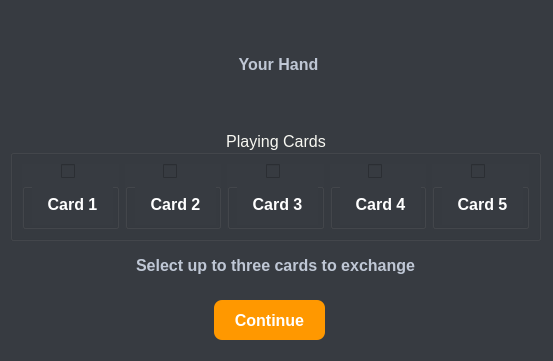
Before: the Qt Designer form view/drawhand.ui in jaydeelew/poker_game_gui, drawn with Qt 5.
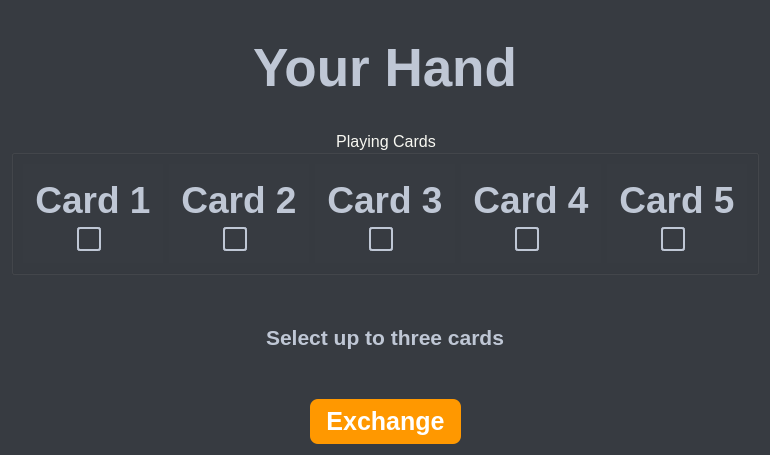
After: the same form once the commit is applied.

```diff
--- a/view/drawhand.ui
+++ b/view/drawhand.ui
@@ -6,19 +6,19 @@
    <rect>
     <x>0</x>
     <y>0</y>
-    <width>553</width>
-    <height>361</height>
+    <width>699</width>
+    <height>455</height>
    </rect>
   </property>
   <property name="windowTitle">
    <string>Dialog</string>
   </property>
   <property name="styleSheet">
-   <string notr="true">QDialog, QWidget {
+   <string notr="true">
+QDialog, QWidget {
     background-color: rgb(55, 59, 65);
     color: #f8f8f2;
     font-family: 'Segoe UI', 'Roboto', Arial, sans-serif;
-    font-size: 12pt;
 }
 QPushButton {
     background-color: #FF9800;
@@ -37,19 +37,70 @@
 }
 QLabel {
     color: #bfc7d5;
-    font-size: 12pt;
     font-weight: 500;
 }
+QCheckBox {
+    spacing: 8px;  /* Space between checkbox and text */
+}
+QCheckBox::indicator {
+    width: 20px;   /* Width of the checkbox */
+    height: 20px;  /* Height of the checkbox */
+}
+QCheckBox::indicator:unchecked {
+    border: 2px solid #bfc7d5;
+    background-color: transparent;
+    border-radius: 3px;
+}
+QCheckBox::indicator:checked {
+    border: 2px solid #FF9800;
+    background-color: #FF9800;
+    border-radius: 3px;
+}
+QCheckBox::indicator:checked::after {
+    content: &quot;✓&quot;;
+    color: white;
+    font-weight: bold;
+    font-size: 14px;
+}
+/* Add this new section for groupBoxes 1-5 */
+QGroupBox#groupBox_1,
+QGroupBox#groupBox_2,
+QGroupBox#groupBox_3,
+QGroupBox#groupBox_4,
+QGroupBox#groupBox_5 {
+    border: none;
+    margin: 0px;
+    padding: 0px;
+}
 </string>
   </property>
-  <widget class="QGroupBox" name="groupBox">
-   <property name="geometry">
-    <rect>
-     <x>10</x>
-     <y>130</y>
-     <width>531</width>
-     <height>111</height>
-    </rect>
+  <layout class="QVBoxLayout" name="verticalLayout_2">
+   <item>
+    <layout class="QVBoxLayout" name="verticalLayout">
+     <item>
+      <widget class="QLabel" name="labelHand">
+       <property name="font">
+        <font>
+         <family>Segoe UI</family>
+         <pointsize>40</pointsize>
+         <fontweight>Medium</fontweight>
+        </font>
+       </property>
+       <property name="text">
+        <string>Your Hand</string>
+       </property>
+       <property name="alignment">
+        <set>Qt::AlignmentFlag::AlignCenter</set>
+       </property>
+      </widget>
+     </item>
+     <item>
+      <widget class="QGroupBox" name="groupBoxPlayingCards">
+       <property name="font">
+        <font>
+         <family>Segoe UI</family>
+         <pointsize>12</pointsize>
+        </font>
    </property>
    <property name="title">
     <string>Playing Cards</string>
@@ -60,46 +111,16 @@
    <layout class="QHBoxLayout" name="horizontalLayout">
     <item>
      <widget class="QGroupBox" name="groupBox_1">
-      <property name="styleSheet">
-       <string notr="true">QGroupBox:checked QLabel {
-    color: red;
-}
-
-QGroupBox:unchecked QLabel {
-    color: white;
-}</string>
-      </property>
-      <property name="title">
-       <string/>
-      </property>
-      <property name="alignment">
-       <set>Qt::AlignmentFlag::AlignBottom|Qt::AlignmentFlag::AlignHCenter</set>
-      </property>
-      <property name="flat">
-       <bool>false</bool>
-      </property>
-      <property name="checkable">
-       <bool>true</bool>
-      </property>
-      <property name="checked">
-       <bool>false</bool>
-      </property>
+          <layout class="QVBoxLayout" name="verticalLayout_3">
+           <item>
       <widget class="QLabel" name="labelCard_1">
        <property name="enabled">
         <bool>false</bool>
        </property>
-       <property name="geometry">
-        <rect>
-         <x>10</x>
-         <y>20</y>
-         <width>81</width>
-         <height>41</height>
-        </rect>
-       </property>
        <property name="font">
         <font>
          <family>Segoe UI</family>
-         <pointsize>12</pointsize>
+               <pointsize>28</pointsize>
          <fontweight>Medium</fontweight>
         </font>
        </property>
@@ -110,50 +131,68 @@
         <set>Qt::AlignmentFlag::AlignCenter</set>
        </property>
       </widget>
+           </item>
+           <item>
+            <layout class="QHBoxLayout" name="horizontalLayout_3">
+             <item>
+              <spacer name="horizontalSpacer_3">
+               <property name="orientation">
+                <enum>Qt::Orientation::Horizontal</enum>
+               </property>
+               <property name="sizeHint" stdset="0">
+                <size>
+                 <width>40</width>
+                 <height>20</height>
+                </size>
+               </property>
+              </spacer>
+             </item>
+             <item>
+              <widget class="QCheckBox" name="checkBox_1">
+               <property name="font">
+                <font>
+                 <family>Segoe UI</family>
+                 <pointsize>9</pointsize>
+                </font>
+               </property>
+               <property name="layoutDirection">
+                <enum>Qt::LayoutDirection::LeftToRight</enum>
+               </property>
+               <property name="text">
+                <string/>
+               </property>
+              </widget>
+             </item>
+             <item>
+              <spacer name="horizontalSpacer_4">
+               <property name="orientation">
+                <enum>Qt::Orientation::Horizontal</enum>
+               </property>
+               <property name="sizeHint" stdset="0">
+                <size>
+                 <width>40</width>
+                 <height>20</height>
+                </size>
+               </property>
+              </spacer>
+             </item>
+            </layout>
+           </item>
+          </layout>
      </widget>
     </item>
     <item>
      <widget class="QGroupBox" name="groupBox_2">
-      <property name="styleSheet">
-       <string notr="true">QGroupBox:checked QLabel {
-    color: red;
-}
-
-QGroupBox:unchecked QLabel {
-    color: white;
-}</string>
-      </property>
-      <property name="title">
-       <string/>
-      </property>
-      <property name="alignment">
-       <set>Qt::AlignmentFlag::AlignBottom|Qt::AlignmentFlag::AlignHCenter</set>
-      </property>
-      <property name="flat">
-       <bool>false</bool>
-      </property>
-      <property name="checkable">
-       <bool>true</bool>
-      </property>
-      <property name="checked">
-       <bool>false</bool>
-      </property>
+          <layout class="QVBoxLayout" name="verticalLayout_4">
+           <item>
       <widget class="QLabel" name="labelCard_2">
        <property name="enabled">
         <bool>false</bool>
        </property>
-       <property name="geometry">
-        <rect>
-         <x>10</x>
-         <y>20</y>
-         <width>81</width>
-         <height>41</height>
-        </rect>
-       </property>
        <property name="font">
         <font>
          <family>Segoe UI</family>
-         <pointsize>12</pointsize>
+               <pointsize>28</pointsize>
          <fontweight>Medium</fontweight>
         </font>
        </property>
@@ -164,50 +203,68 @@
         <set>Qt::AlignmentFlag::AlignCenter</set>
        </property>
       </widget>
+           </item>
+           <item>
+            <layout class="QHBoxLayout" name="horizontalLayout_4">
+             <item>
+              <spacer name="horizontalSpacer_5">
+               <property name="orientation">
+                <enum>Qt::Orientation::Horizontal</enum>
+               </property>
+               <property name="sizeHint" stdset="0">
+                <size>
+                 <width>40</width>
+                 <height>20</height>
+                </size>
+               </property>
+              </spacer>
+             </item>
+             <item>
+              <widget class="QCheckBox" name="checkBox_2">
+               <property name="font">
+                <font>
+                 <family>Segoe UI</family>
+                 <pointsize>9</pointsize>
+                </font>
+               </property>
+               <property name="layoutDirection">
+                <enum>Qt::LayoutDirection::LeftToRight</enum>
+               </property>
+               <property name="text">
+                <string/>
+               </property>
+              </widget>
+             </item>
+             <item>
+              <spacer name="horizontalSpacer_6">
+               <property name="orientation">
+                <enum>Qt::Orientation::Horizontal</enum>
+               </property>
+               <property name="sizeHint" stdset="0">
+                <size>
+                 <width>40</width>
+                 <height>20</height>
+                </size>
+               </property>
+              </spacer>
+             </item>
+            </layout>
+           </item>
+          </layout>
      </widget>
     </item>
     <item>
      <widget class="QGroupBox" name="groupBox_3">
-      <property name="styleSheet">
-       <string notr="true">QGroupBox:checked QLabel {
-    color: red;
-}
-
-QGroupBox:unchecked QLabel {
-    color: white;
-}</string>
-      </property>
-      <property name="title">
-       <string/>
-      </property>
-      <property name="alignment">
-       <set>Qt::AlignmentFlag::AlignBottom|Qt::AlignmentFlag::AlignHCenter</set>
-      </property>
-      <property name="flat">
-       <bool>false</bool>
-      </property>
-      <property name="checkable">
-       <bool>true</bool>
-      </property>
-      <property name="checked">
-       <bool>false</bool>
-      </property>
+          <layout class="QVBoxLayout" name="verticalLayout_5">
+           <item>
       <widget class="QLabel" name="labelCard_3">
        <property name="enabled">
         <bool>false</bool>
        </property>
-       <property name="geometry">
-        <rect>
-         <x>10</x>
-         <y>20</y>
-         <width>81</width>
-         <height>41</height>
-        </rect>
-       </property>
        <property name="font">
         <font>
          <family>Segoe UI</family>
-         <pointsize>12</pointsize>
+               <pointsize>28</pointsize>
          <fontweight>Medium</fontweight>
         </font>
        </property>
@@ -218,50 +275,68 @@
         <set>Qt::AlignmentFlag::AlignCenter</set>
        </property>
       </widget>
+           </item>
+           <item>
+            <layout class="QHBoxLayout" name="horizontalLayout_5">
+             <item>
+              <spacer name="horizontalSpacer_7">
+               <property name="orientation">
+                <enum>Qt::Orientation::Horizontal</enum>
+               </property>
+               <property name="sizeHint" stdset="0">
+                <size>
+                 <width>40</width>
+                 <height>20</height>
+                </size>
+               </property>
+              </spacer>
+             </item>
+             <item>
+              <widget class="QCheckBox" name="checkBox_3">
+               <property name="font">
+                <font>
+                 <family>Segoe UI</family>
+                 <pointsize>9</pointsize>
+                </font>
+               </property>
+               <property name="layoutDirection">
+                <enum>Qt::LayoutDirection::LeftToRight</enum>
+               </property>
+               <property name="text">
+                <string/>
+               </property>
+              </widget>
+             </item>
+             <item>
+              <spacer name="horizontalSpacer_8">
+               <property name="orientation">
+                <enum>Qt::Orientation::Horizontal</enum>
+               </property>
+               <property name="sizeHint" stdset="0">
+                <size>
+                 <width>40</width>
+                 <height>20</height>
+                </size>
+               </property>
+              </spacer>
+             </item>
+            </layout>
+           </item>
+          </layout>
      </widget>
     </item>
     <item>
      <widget class="QGroupBox" name="groupBox_4">
-      <property name="styleSheet">
-       <string notr="true">QGroupBox:checked QLabel {
-    color: red;
-}
-
-QGroupBox:unchecked QLabel {
-    color: white;
-}</string>
-      </property>
-      <property name="title">
-       <string/>
-      </property>
-      <property name="alignment">
-       <set>Qt::AlignmentFlag::AlignBottom|Qt::AlignmentFlag::AlignHCenter</set>
-      </property>
-      <property name="flat">
-       <bool>false</bool>
-      </property>
-      <property name="checkable">
-       <bool>true</bool>
-      </property>
-      <property name="checked">
-       <bool>false</bool>
-      </property>
+          <layout class="QVBoxLayout" name="verticalLayout_6">
+           <item>
       <widget class="QLabel" name="labelCard_4">
        <property name="enabled">
         <bool>false</bool>
        </property>
-       <property name="geometry">
-        <rect>
-         <x>10</x>
-         <y>20</y>
-         <width>81</width>
-         <height>41</height>
-        </rect>
-       </property>
        <property name="font">
         <font>
          <family>Segoe UI</family>
-         <pointsize>12</pointsize>
+               <pointsize>28</pointsize>
          <fontweight>Medium</fontweight>
         </font>
        </property>
@@ -272,53 +347,68 @@
         <set>Qt::AlignmentFlag::AlignCenter</set>
        </property>
       </widget>
+           </item>
+           <item>
+            <layout class="QHBoxLayout" name="horizontalLayout_6">
+             <item>
+              <spacer name="horizontalSpacer_9">
+               <property name="orientation">
+                <enum>Qt::Orientation::Horizontal</enum>
+               </property>
+               <property name="sizeHint" stdset="0">
+                <size>
+                 <width>40</width>
+                 <height>20</height>
+                </size>
+               </property>
+              </spacer>
+             </item>
+             <item>
+              <widget class="QCheckBox" name="checkBox_4">
+               <property name="font">
+                <font>
+                 <family>Segoe UI</family>
+                 <pointsize>9</pointsize>
+                </font>
+               </property>
+               <property name="layoutDirection">
+                <enum>Qt::LayoutDirection::LeftToRight</enum>
+               </property>
+               <property name="text">
+                <string/>
+               </property>
+              </widget>
+             </item>
+             <item>
+              <spacer name="horizontalSpacer_10">
+               <property name="orientation">
+                <enum>Qt::Orientation::Horizontal</enum>
+               </property>
+               <property name="sizeHint" stdset="0">
+                <size>
+                 <width>40</width>
+                 <height>20</height>
+                </size>
+               </property>
+              </spacer>
+             </item>
+            </layout>
+           </item>
+          </layout>
      </widget>
     </item>
     <item>
      <widget class="QGroupBox" name="groupBox_5">
-      <property name="enabled">
-       <bool>true</bool>
-      </property>
-      <property name="styleSheet">
-       <string notr="true">QGroupBox:checked QLabel {
-    color: red;
-}
-
-QGroupBox:unchecked QLabel {
-    color: white;
-}</string>
-      </property>
-      <property name="title">
-       <string/>
-      </property>
-      <property name="alignment">
-       <set>Qt::AlignmentFlag::AlignBottom|Qt::AlignmentFlag::AlignHCenter</set>
-      </property>
-      <property name="flat">
-       <bool>false</bool>
-      </property>
-      <property name="checkable">
-       <bool>true</bool>
-      </property>
-      <property name="checked">
-       <bool>false</bool>
-      </property>
+          <layout class="QVBoxLayout" name="verticalLayout_7">
+           <item>
       <widget class="QLabel" name="labelCard_5">
        <property name="enabled">
         <bool>false</bool>
        </property>
-       <property name="geometry">
-        <rect>
-         <x>10</x>
-         <y>20</y>
-         <width>81</width>
-         <height>41</height>
-        </rect>
-       </property>
        <property name="font">
         <font>
          <family>Segoe UI</family>
-         <pointsize>12</pointsize>
+               <pointsize>28</pointsize>
          <fontweight>Medium</fontweight>
         </font>
        </property>
@@ -329,69 +419,123 @@
         <set>Qt::AlignmentFlag::AlignCenter</set>
        </property>
       </widget>
-     </widget>
-    </item>
-   </layout>
-  </widget>
+           </item>
+           <item>
+            <layout class="QHBoxLayout" name="horizontalLayout_7">
+             <item>
+              <spacer name="horizontalSpacer_11">
+               <property name="orientation">
+                <enum>Qt::Orientation::Horizontal</enum>
+               </property>
+               <property name="sizeHint" stdset="0">
+                <size>
+                 <width>40</width>
+                 <height>20</height>
+                </size>
+               </property>
+              </spacer>
+             </item>
+             <item>
+              <widget class="QCheckBox" name="checkBox_5">
+               <property name="font">
+                <font>
+                 <family>Segoe UI</family>
+                 <pointsize>9</pointsize>
+                </font>
+               </property>
+               <property name="layoutDirection">
+                <enum>Qt::LayoutDirection::LeftToRight</enum>
+               </property>
+               <property name="text">
+                <string/>
+               </property>
+              </widget>
+             </item>
+             <item>
+              <spacer name="horizontalSpacer_12">
+               <property name="orientation">
+                <enum>Qt::Orientation::Horizontal</enum>
+               </property>
+               <property name="sizeHint" stdset="0">
+                <size>
+                 <width>40</width>
+                 <height>20</height>
+                </size>
+               </property>
+              </spacer>
+             </item>
+            </layout>
+           </item>
+          </layout>
+         </widget>
+        </item>
+       </layout>
+      </widget>
+     </item>
+     <item>
   <widget class="QLabel" name="labelInstruction">
-   <property name="geometry">
-    <rect>
-     <x>10</x>
-     <y>250</y>
-     <width>531</width>
-     <height>31</height>
-    </rect>
-   </property>
    <property name="font">
     <font>
      <family>Segoe UI</family>
-     <pointsize>12</pointsize>
+         <pointsize>16</pointsize>
      <fontweight>Medium</fontweight>
     </font>
    </property>
    <property name="text">
-    <string>Select up to three cards to exchange</string>
+        <string>Select up to three cards</string>
    </property>
    <property name="alignment">
     <set>Qt::AlignmentFlag::AlignCenter</set>
    </property>
   </widget>
+     </item>
+     <item>
+      <layout class="QHBoxLayout" name="horizontalLayout_2">
+       <item>
+        <spacer name="horizontalSpacer">
+         <property name="orientation">
+          <enum>Qt::Orientation::Horizontal</enum>
+         </property>
+         <property name="sizeHint" stdset="0">
+          <size>
+           <width>40</width>
+           <height>20</height>
+          </size>
+         </property>
+        </spacer>
+       </item>
+       <item>
   <widget class="QPushButton" name="pushButtonExchange">
-   <property name="geometry">
-    <rect>
-     <x>214</x>
-     <y>300</y>
-     <width>111</width>
-     <height>40</height>
-    </rect>
-   </property>
-   <property name="text">
-    <string>Continue</string>
-   </property>
-  </widget>
-  <widget class="QLabel" name="labelHand">
-   <property name="geometry">
-    <rect>
-     <x>128</x>
-     <y>39</y>
-     <width>301</width>
-     <height>51</height>
-    </rect>
-   </property>
    <property name="font">
     <font>
      <family>Segoe UI</family>
-     <pointsize>12</pointsize>
-     <fontweight>Medium</fontweight>
+           <pointsize>19</pointsize>
+           <bold>true</bold>
     </font>
    </property>
    <property name="text">
-    <string>Your Hand</string>
-   </property>
-   <property name="alignment">
-    <set>Qt::AlignmentFlag::AlignCenter</set>
-   </property>
-  </widget>
+          <string>Exchange</string>
+         </property>
+        </widget>
+       </item>
+       <item>
+        <spacer name="horizontalSpacer_2">
+         <property name="orientation">
+          <enum>Qt::Orientation::Horizontal</enum>
+         </property>
+         <property name="sizeHint" stdset="0">
+          <size>
+           <width>40</width>
+           <height>20</height>
+          </size>
+         </property>
+        </spacer>
+       </item>
+      </layout>
+     </item>
+    </layout>
+   </item>
+  </layout>
  </widget>
  <resources/>
  <connections/>
```
Lines whose indentation alone changed are shown as unchanged.
